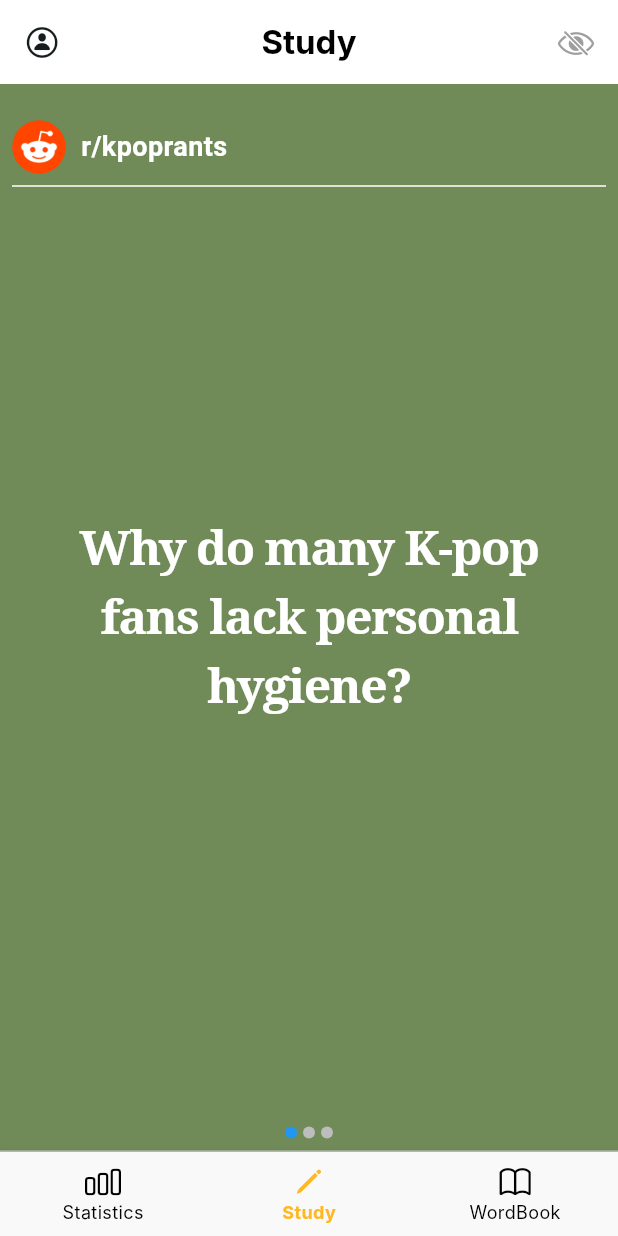
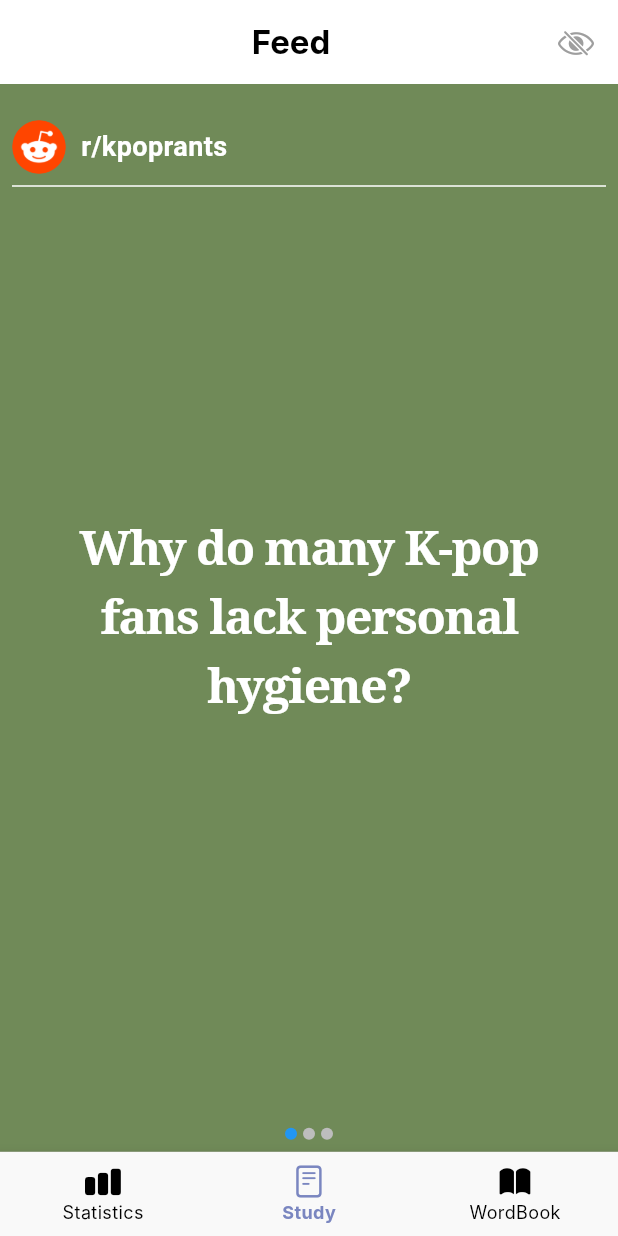
Before and after one commit to joon363/JunctionAsia2025_Bremen, a Flutter app: the screen it shows after launch, on a phone screen of 412 x 824 dp. Run offline on Flutter 3.47's test engine with Material 3 defaults, Android fonts, the phone set to English and light mode, and no system bars; our stand-ins replace fl_chart; Roboto replaces fonts that are missing (Nanum).

Commit message:
Android 1.2.0; Final UI fix

```diff
--- a/lib/main.dart
+++ b/lib/main.dart
@@ -34,23 +34,6 @@ class _MainScreenState extends State<MainScreen> {
   int _selectedIndex = 1;
   final PageController _pageController = PageController(initialPage: 1);
 
-  static const List<String> _appBarTitles = [
-    'Statistics',
-    'Study',
-    'Wordbook',
-  ];
-
-  void _onItemTapped(int index) {
-    setState(() {
-        _selectedIndex = index;
-        _pageController.animateToPage(
-          index,
-          duration: const Duration(milliseconds: 300),
-          curve: Curves.easeInOut,
-        );
-      });
-  }
-
   @override
   void dispose() {
     _pageController.dispose();
@@ -59,47 +42,33 @@ class _MainScreenState extends State<MainScreen> {
 
   @override
   Widget build(BuildContext context) {
+    final List<Widget> _pages = const [
+      ProfileScreen(),
+      HomeScreen(),
+      WordListPage(),
+    ];
     return SafeArea(
       top: false,
       child: Scaffold(
-        appBar: AppBar(
-          title: Row(
-            mainAxisAlignment: MainAxisAlignment.spaceBetween,
-            children: [
-              Icon(CupertinoIcons.person_circle),
-              Text(_appBarTitles[_selectedIndex],
-                style: TextStyle(
-                  fontWeight: FontWeight.w700,
-                  color: Colors.black
-                ),
-              ),
-              EyeToggleButton()
-            ],
-          )
 
-        ),
-        body: PageView(
-          controller: _pageController,
-          physics: const NeverScrollableScrollPhysics(),
-          onPageChanged: (index) {
-            setState(() {
-                _selectedIndex = index;
-              });
+        body: AnimatedSwitcher(
+          duration: const Duration(milliseconds: 300),
+          transitionBuilder: (child, animation) {
+            return FadeTransition(
+              opacity: animation,
+              child: child,
+            );
           },
-          children: const <Widget>[
-            ProfileScreen(),
-            HomeScreen(),
-            WordListPage(),
-          ],
+          child: _pages[_selectedIndex], // 현재 선택된 페이지
         ),
         bottomNavigationBar: Container(
           decoration: BoxDecoration(
-            border: Border(top: BorderSide(color: Colors.black26, width: 1.0)),
+            border: Border(top: BorderSide(color: Colors.black26, width: 0.2)),
           ),
           child: BottomNavigationBar(
             backgroundColor: boxGrayColor,
             unselectedItemColor: Colors.black,
-            selectedItemColor: primaryOrange,
+            selectedItemColor: primaryBlue,
             selectedLabelStyle: TextStyle(
               fontSize: 12,
               fontWeight: FontWeight.bold,
@@ -110,64 +79,27 @@ class _MainScreenState extends State<MainScreen> {
             ),
             items: const <BottomNavigationBarItem>[
               BottomNavigationBarItem(
-                icon: Icon(CupertinoIcons.chart_bar),
+                icon: Icon(CupertinoIcons.chart_bar_fill),
                 label: 'Statistics',
               ),
               BottomNavigationBarItem(
-                icon: Icon(CupertinoIcons.pencil),
+                icon: Icon(CupertinoIcons.doc_plaintext),
                 label: 'Study',
               ),
               BottomNavigationBarItem(
-                icon: Icon(CupertinoIcons.book),
+                icon: Icon(CupertinoIcons.book_fill),
                 label: 'WordBook',
               ),
             ],
             currentIndex: _selectedIndex,
-            onTap: _onItemTapped,
+            onTap: (index) {
+              setState(() {
+                _selectedIndex = index; // 누르면 애니메이션과 함께 전환
+              });
+            },
           ),
         )
       )
     );
   }
 }
-
-class EyeToggleButton extends StatefulWidget {
-  const EyeToggleButton({super.key});
-
-  @override
-  State<EyeToggleButton> createState() => _EyeToggleButtonState();
-}
-
-class _EyeToggleButtonState extends State<EyeToggleButton> {
-  bool _toggled = false;
-
-  void _onTap() {
-    setState(() {
-        _toggled = !_toggled;
-      });
-
-    if (_toggled) {
-      Future.delayed(const Duration(milliseconds: 300), () {
-        });
-    }
-  }
-
-  @override
-  Widget build(BuildContext context) {
-    return GestureDetector(
-      onTap: _onTap,
-      child: AnimatedSwitcher(
-        duration: const Duration(milliseconds: 500),
-        transitionBuilder: (child, animation) {
-          return FadeTransition(opacity: animation, child: child);
-        },
-        child: Icon(
-          _toggled ? CupertinoIcons.eye : CupertinoIcons.eye_slash,
-          key: ValueKey<bool>(_toggled),
-          color: _toggled ? primaryOrange : Colors.grey,
-          size: 24,
-        ),
-      ),
-    );
-  }
-}
--- a/lib/screens/home_screen.dart
+++ b/lib/screens/home_screen.dart
@@ -1,5 +1,6 @@
 import 'dart:convert';
 import 'dart:math';
+import 'package:flutter/cupertino.dart';
 import 'package:flutter/material.dart';
 import 'package:flutter/services.dart';
 import '../widgets/quiz_widget.dart';
@@ -58,7 +59,23 @@ class _HomeScreenState extends State<HomeScreen> {
           final results = snapshot.data as List<dynamic>;
           final postData = results[0] as List<dynamic>;
           final wordList = results[1] as List<dynamic>;
-          return PageView.builder(
+          return Scaffold(
+              appBar: AppBar(
+                  title: Row(
+                    mainAxisAlignment: MainAxisAlignment.spaceBetween,
+                    children: [
+                      Container(),
+                      Text('Feed',
+                        style: TextStyle(
+                            fontWeight: FontWeight.w700,
+                            color: Colors.black
+                        ),
+                      ),
+                      EyeToggleButton()
+                    ],
+                  )
+              ),
+            body: PageView.builder(
                 scrollDirection: Axis.vertical,
                 itemCount: postData.length,
                 itemBuilder: (context, index) {
@@ -76,6 +93,7 @@ class _HomeScreenState extends State<HomeScreen> {
                     );
                   }
                 }
+            )
           );
         }
         else {
@@ -85,3 +103,45 @@ class _HomeScreenState extends State<HomeScreen> {
     );
   }
 }
+
+
+class EyeToggleButton extends StatefulWidget {
+  const EyeToggleButton({super.key});
+
+  @override
+  State<EyeToggleButton> createState() => _EyeToggleButtonState();
+}
+
+class _EyeToggleButtonState extends State<EyeToggleButton> {
+  bool _toggled = false;
+
+  void _onTap() {
+    setState(() {
+      _toggled = !_toggled;
+    });
+
+    if (_toggled) {
+      Future.delayed(const Duration(milliseconds: 300), () {
+      });
+    }
+  }
+
+  @override
+  Widget build(BuildContext context) {
+    return GestureDetector(
+      onTap: _onTap,
+      child: AnimatedSwitcher(
+        duration: const Duration(milliseconds: 500),
+        transitionBuilder: (child, animation) {
+          return FadeTransition(opacity: animation, child: child);
+        },
+        child: Icon(
+          _toggled ? CupertinoIcons.eye : CupertinoIcons.eye_slash,
+          key: ValueKey<bool>(_toggled),
+          color: _toggled ? primaryOrange : Colors.grey,
+          size: 24,
+        ),
+      ),
+    );
+  }
+}
--- a/lib/theme.dart
+++ b/lib/theme.dart
@@ -18,8 +18,8 @@ const Color primaryLightOrange = Color(0xFFFFF9EB);
 const Color primaryGreen = Color(0xFF708A58);
 const Color primaryDarkGreen = Color(0xFF2D4F2B);
 const Color primaryBlue = Color(0xFF7A86C0);
-const Color primaryMediumBlue = Color(0xFFA5B1E8);
-const Color primaryLightBlue = Color(0xFFE5E5FF);
+const Color primaryMediumBlue = Color(0xFFB8BFDE);
+const Color primaryLightBlue = Color(0xFFE9E9FF);
 
 ({Color backgroundColor, Color textColor}) randomColor() {
   final random = Random();
--- a/lib/widgets/end_widget.dart
+++ b/lib/widgets/end_widget.dart
@@ -126,6 +126,7 @@ class EndPage extends StatelessWidget {
                 style: TextStyle(
                   fontSize: 30,
                   fontWeight: FontWeight.bold,
+                  fontFamily: "Inter",
                 ),
               ),
               Text(
@@ -133,6 +134,7 @@ class EndPage extends StatelessWidget {
                 style: TextStyle(
                   fontSize: 16,
                   fontWeight: FontWeight.w500,
+                  fontFamily: "Inter",
                 ),
                 textAlign: TextAlign.center,
               ),
@@ -170,7 +172,7 @@ class AnswerPage extends StatelessWidget {
                   style: TextStyle(
                     fontSize: 30,
                     fontWeight: FontWeight.bold,
-                    fontFamily: "Nanum",
+                    fontFamily: "Inter",
                     color: primaryLightOrange,
                   ),
                 ),
@@ -179,7 +181,7 @@ class AnswerPage extends StatelessWidget {
                   style: TextStyle(
                     fontSize: 20,
                     fontWeight: FontWeight.w500,
-                    fontFamily: "Nanum",
+                    fontFamily: "Inter",
                     color: primaryLightOrange,
                   ),
                 ),
--- a/lib/widgets/post_widget.dart
+++ b/lib/widgets/post_widget.dart
@@ -229,7 +229,7 @@ class _BodyPageWithTooltipState extends State<_BodyPageWithTooltip> {
     if (wordDataAll[word] == null) return;
     wordData = wordDataAll[word]!;
     x = (position.dx - 100);
-    if (x < -42) x = -42;
+    if (x < -20) x = -20;
     if (x > 220) x = 220;
     _overlayEntry = OverlayEntry(
       builder: (context) => Positioned(
@@ -570,7 +570,6 @@ class _CommentsPageState extends State<_CommentsPage> {
           physics: const NeverScrollableScrollPhysics(),
           itemCount: widget.comments.length,
           itemBuilder: (context, index) {
-            final String comment = widget.comments[index] as String;
             return Padding(
               padding: EdgeInsets.only(bottom: 16),
               child: Row(
--- a/lib/widgets/quiz_widget.dart
+++ b/lib/widgets/quiz_widget.dart
@@ -133,7 +133,7 @@ class QuizPage extends StatelessWidget {
               style: TextStyle(
                 fontSize: 20,
                 fontWeight: FontWeight.w500,
-                fontFamily: "Nanum",
+                fontFamily: "Inter",
                 color: primaryLightOrange,
               ),
             ),
@@ -171,7 +171,7 @@ class AnswerPage extends StatelessWidget {
                 style: TextStyle(
                   fontSize: 30,
                   fontWeight: FontWeight.bold,
-                  fontFamily: "Nanum",
+                  fontFamily: "Inter",
                   color: primaryLightOrange,
                 ),
               ),
@@ -180,7 +180,7 @@ class AnswerPage extends StatelessWidget {
                 style: TextStyle(
                   fontSize: 20,
                   fontWeight: FontWeight.w500,
-                  fontFamily: "Nanum",
+                  fontFamily: "Inter",
                   color: primaryLightOrange,
                 ),
               ),
```
Also changed, not shown: lib/screens/statistics_screen.dart (+36 -9 lines), lib/screens/words_screen.dart (+10 -2 lines). Lines whose indentation alone changed are shown as unchanged.
